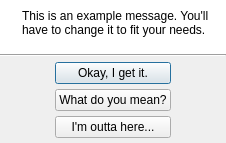
Before: the Qt Designer form src/support/QUMessageBox.ui in UltraStar-Deluxe/UltraStar-Creator, drawn with Qt 5.
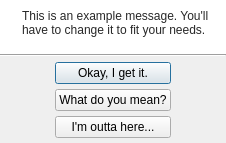
After: the same form once the commit is applied. Icons and pictures are not drawn.

Patch:
```diff
--- a/src/support/QUMessageBox.ui
+++ b/src/support/QUMessageBox.ui
@@ -135,6 +135,43 @@
       </item>
       <item>
        <widget class="QLabel" name="message">
+        <property name="palette">
+         <palette>
+          <active>
+           <colorrole role="WindowText">
+            <brush brushstyle="SolidPattern">
+             <color alpha="216">
+              <red>0</red>
+              <green>0</green>
+              <blue>0</blue>
+             </color>
+            </brush>
+           </colorrole>
+          </active>
+          <inactive>
+           <colorrole role="WindowText">
+            <brush brushstyle="SolidPattern">
+             <color alpha="216">
+              <red>0</red>
+              <green>0</green>
+              <blue>0</blue>
+             </color>
+            </brush>
+           </colorrole>
+          </inactive>
+          <disabled>
+           <colorrole role="WindowText">
+            <brush brushstyle="SolidPattern">
+             <color alpha="63">
+              <red>255</red>
+              <green>255</green>
+              <blue>255</blue>
+             </color>
+            </brush>
+           </colorrole>
+          </disabled>
+         </palette>
+        </property>
         <property name="text">
          <string>This is an example message. You'll have to change it to fit your needs.</string>
         </property>
```
